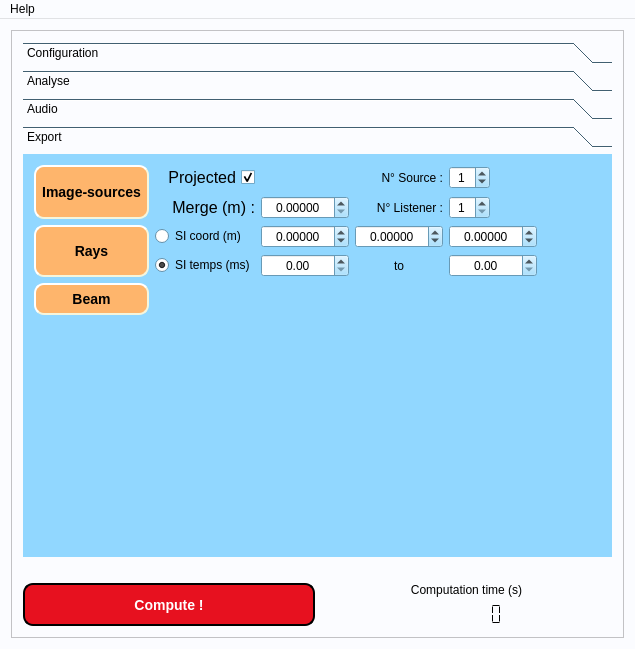
This is mainwindow.ui in DocGrobi/RayTracingCpp as Qt 5 draws it before an edit. The edited form follows.
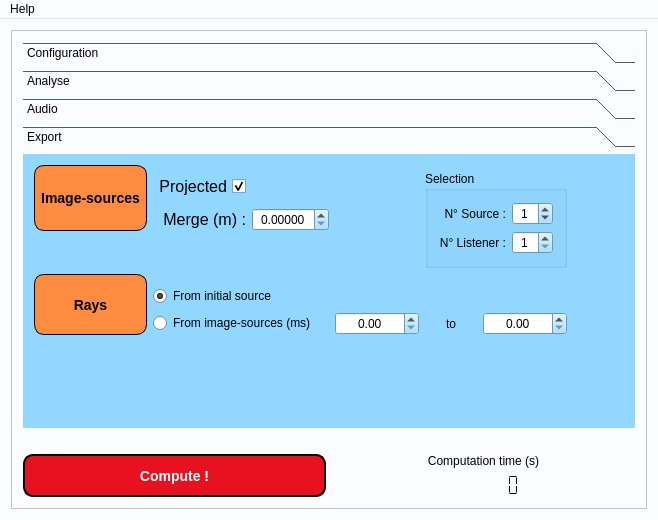
This is the edited form. The open tabs and pages were chosen to show the change. Icons and pictures are not drawn. Custom widgets are drawn as their Qt base class.

```diff
--- a/mainwindow.ui
+++ b/mainwindow.ui
@@ -6,8 +6,8 @@
    <rect>
     <x>0</x>
     <y>0</y>
-    <width>635</width>
-    <height>649</height>
+    <width>658</width>
+    <height>520</height>
    </rect>
   </property>
   <property name="sizePolicy">
@@ -445,7 +445,7 @@
     </sizepolicy>
    </property>
    <layout class="QGridLayout" name="gridLayout_5">
-    <item row="3" column="0">
+    <item row="3" column="0" colspan="2">
      <widget class="QScrollArea" name="scrollArea">
       <property name="palette">
        <palette>
@@ -870,8 +870,8 @@
         <rect>
          <x>0</x>
          <y>0</y>
-         <width>615</width>
-         <height>607</height>
+         <width>638</width>
+         <height>478</height>
         </rect>
        </property>
        <layout class="QGridLayout" name="gridLayout_9">
@@ -3085,6 +3085,29 @@
                      </property>
                     </widget>
                    </item>
+                   <item row="2" column="0">
+                    <widget class="QLabel" name="label_6">
+                     <property name="text">
+                      <string>Listener radius (m) :</string>
+                     </property>
+                    </widget>
+                   </item>
+                   <item row="2" column="1">
+                    <widget class="QLCDNumber" name="lcdNumber_ListenerRadius">
+                     <property name="autoFillBackground">
+                      <bool>true</bool>
+                     </property>
+                     <property name="frameShape">
+                      <enum>QFrame::NoFrame</enum>
+                     </property>
+                     <property name="frameShadow">
+                      <enum>QFrame::Raised</enum>
+                     </property>
+                     <property name="segmentStyle">
+                      <enum>QLCDNumber::Flat</enum>
+                     </property>
+                    </widget>
+                   </item>
                   </layout>
                  </widget>
                 </item>
@@ -3348,28 +3371,122 @@
             <rect>
              <x>0</x>
              <y>0</y>
-             <width>599</width>
-             <height>382</height>
+             <width>620</width>
+             <height>267</height>
             </rect>
            </property>
            <attribute name="label">
             <string>Export</string>
            </attribute>
            <layout class="QGridLayout" name="gridLayout_3">
-            <item row="6" column="5">
-             <spacer name="horizontalSpacer_6">
-              <property name="orientation">
-               <enum>Qt::Horizontal</enum>
+            <item row="2" column="4" rowspan="3" colspan="2">
+             <widget class="QGroupBox" name="groupBox_3">
+              <property name="title">
+               <string>Selection</string>
               </property>
-              <property name="sizeHint" stdset="0">
-               <size>
-                <width>40</width>
-                <height>20</height>
-               </size>
+              <layout class="QGridLayout" name="gridLayout_10">
+               <item row="0" column="0">
+                <widget class="QLabel" name="label_2">
+                 <property name="text">
+                  <string>N° Source :</string>
+                 </property>
+                 <property name="alignment">
+                  <set>Qt::AlignRight|Qt::AlignTrailing|Qt::AlignVCenter</set>
+                 </property>
+                </widget>
+               </item>
+               <item row="0" column="1">
+                <widget class="QSpinBox" name="spinBox_numSource">
+                 <property name="sizePolicy">
+                  <sizepolicy hsizetype="Fixed" vsizetype="Fixed">
+                   <horstretch>0</horstretch>
+                   <verstretch>0</verstretch>
+                  </sizepolicy>
+                 </property>
+                 <property name="toolTip">
+                  <string>Use 0 for all sources</string>
+                 </property>
+                 <property name="toolTipDuration">
+                  <number>-1</number>
+                 </property>
+                 <property name="alignment">
+                  <set>Qt::AlignCenter</set>
+                 </property>
+                 <property name="minimum">
+                  <number>0</number>
+                 </property>
+                 <property name="value">
+                  <number>1</number>
+                 </property>
+                </widget>
+               </item>
+               <item row="1" column="0">
+                <widget class="QLabel" name="label_5">
+                 <property name="text">
+                  <string>N° Listener :</string>
+                 </property>
+                 <property name="alignment">
+                  <set>Qt::AlignRight|Qt::AlignTrailing|Qt::AlignVCenter</set>
+                 </property>
+                </widget>
+               </item>
+               <item row="1" column="1">
+                <widget class="QSpinBox" name="spinBox_numListener">
+                 <property name="sizePolicy">
+                  <sizepolicy hsizetype="Fixed" vsizetype="Fixed">
+                   <horstretch>0</horstretch>
+                   <verstretch>0</verstretch>
+                  </sizepolicy>
+                 </property>
+                 <property name="alignment">
+                  <set>Qt::AlignCenter</set>
+                 </property>
+                 <property name="minimum">
+                  <number>1</number>
+                 </property>
+                 <property name="value">
+                  <number>1</number>
+                 </property>
+                </widget>
+               </item>
+              </layout>
+             </widget>
+            </item>
+            <item row="8" column="1" colspan="2">
+             <widget class="QRadioButton" name="radioButton_initSource">
+              <property name="text">
+               <string>From initial source</string>
               </property>
-             </spacer>
+              <property name="checked">
+               <bool>true</bool>
+              </property>
+             </widget>
             </item>
-            <item row="2" column="2">
+            <item row="2" column="1">
+             <widget class="QCheckBox" name="checkBox_projeter">
+              <property name="sizePolicy">
+               <sizepolicy hsizetype="Minimum" vsizetype="Preferred">
+                <horstretch>0</horstretch>
+                <verstretch>0</verstretch>
+               </sizepolicy>
+              </property>
+              <property name="font">
+               <font>
+                <pointsize>12</pointsize>
+               </font>
+              </property>
+              <property name="layoutDirection">
+               <enum>Qt::RightToLeft</enum>
+              </property>
+              <property name="text">
+               <string>Projected</string>
+              </property>
+              <property name="checked">
+               <bool>true</bool>
+              </property>
+             </widget>
+            </item>
+            <item row="3" column="2">
              <widget class="QDoubleSpinBox" name="doubleSpinBox_regrouperSI">
               <property name="sizePolicy">
                <sizepolicy hsizetype="Minimum" vsizetype="Fixed">
@@ -3385,83 +3502,35 @@
               </property>
              </widget>
             </item>
-            <item row="6" column="4">
-             <widget class="QDoubleSpinBox" name="doubleSpinBox_z">
-              <property name="sizePolicy">
-               <sizepolicy hsizetype="Fixed" vsizetype="Fixed">
-                <horstretch>0</horstretch>
-                <verstretch>0</verstretch>
-               </sizepolicy>
+            <item row="3" column="1">
+             <widget class="QLabel" name="label">
+              <property name="font">
+               <font>
+                <pointsize>12</pointsize>
+               </font>
               </property>
-              <property name="alignment">
-               <set>Qt::AlignCenter</set>
-              </property>
-              <property name="decimals">
-               <number>5</number>
-              </property>
-              <property name="minimum">
-               <double>-999.000000000000000</double>
-              </property>
-              <property name="maximum">
-               <double>999.000000000000000</double>
-              </property>
-             </widget>
-            </item>
-            <item row="7" column="3">
-             <widget class="QLabel" name="label_6">
               <property name="text">
-               <string>to</string>
+               <string>Merge (m) :</string>
               </property>
               <property name="alignment">
-               <set>Qt::AlignCenter</set>
+               <set>Qt::AlignRight|Qt::AlignTrailing|Qt::AlignVCenter</set>
               </property>
              </widget>
             </item>
-            <item row="6" column="3">
-             <widget class="QDoubleSpinBox" name="doubleSpinBox_y">
-              <property name="sizePolicy">
-               <sizepolicy hsizetype="Fixed" vsizetype="Fixed">
-                <horstretch>0</horstretch>
-                <verstretch>0</verstretch>
-               </sizepolicy>
+            <item row="11" column="0">
+             <spacer name="verticalSpacer_7">
+              <property name="orientation">
+               <enum>Qt::Vertical</enum>
               </property>
-              <property name="alignment">
-               <set>Qt::AlignCenter</set>
+              <property name="sizeHint" stdset="0">
+               <size>
+                <width>20</width>
+                <height>40</height>
+               </size>
               </property>
-              <property name="decimals">
-               <number>5</number>
-              </property>
-              <property name="minimum">
-               <double>-999.000000000000000</double>
-              </property>
-              <property name="maximum">
-               <double>999.000000000000000</double>
-              </property>
-             </widget>
+             </spacer>
             </item>
-            <item row="9" column="0">
-             <widget class="QPushButton" name="bouton_faisceau">
-              <property name="sizePolicy">
-               <sizepolicy hsizetype="Preferred" vsizetype="Fixed">
-                <horstretch>0</horstretch>
-                <verstretch>0</verstretch>
-               </sizepolicy>
-              </property>
-              <property name="styleSheet">
-               <string notr="true">background-color: rgb(254, 181, 108);
-    border-style: outset;
-    border-width: 2px;
-    border-radius: 10px;
-    border-color: beige;
-    font: bold 14px;
-    padding: 6px;</string>
-              </property>
-              <property name="text">
-               <string>Beam</string>
-              </property>
-             </widget>
-            </item>
-            <item row="7" column="4">
+            <item row="9" column="5">
              <widget class="QDoubleSpinBox" name="doubleSpinBox_siTps_erreur">
               <property name="sizePolicy">
                <sizepolicy hsizetype="Minimum" vsizetype="Fixed">
@@ -3483,7 +3552,43 @@
               </property>
              </widget>
             </item>
-            <item row="1" column="0" rowspan="2">
+            <item row="9" column="1" colspan="2">
+             <widget class="QRadioButton" name="radioButton_tpsSI">
+              <property name="text">
+               <string>From image-sources (ms)</string>
+              </property>
+              <property name="checked">
+               <bool>false</bool>
+              </property>
+             </widget>
+            </item>
+            <item row="9" column="3">
+             <widget class="QDoubleSpinBox" name="doubleSpinBox_siTps">
+              <property name="sizePolicy">
+               <sizepolicy hsizetype="Minimum" vsizetype="Fixed">
+                <horstretch>0</horstretch>
+                <verstretch>0</verstretch>
+               </sizepolicy>
+              </property>
+              <property name="alignment">
+               <set>Qt::AlignCenter</set>
+              </property>
+              <property name="maximum">
+               <double>100000.000000000000000</double>
+              </property>
+             </widget>
+            </item>
+            <item row="9" column="4">
+             <widget class="QLabel" name="label_to">
+              <property name="text">
+               <string>to</string>
+              </property>
+              <property name="alignment">
+               <set>Qt::AlignCenter</set>
+              </property>
+             </widget>
+            </item>
+            <item row="1" column="0" rowspan="3">
              <widget class="QPushButton" name="bouton_projection">
               <property name="sizePolicy">
                <sizepolicy hsizetype="Fixed" vsizetype="Preferred">
@@ -3492,11 +3597,10 @@
                </sizepolicy>
               </property>
               <property name="styleSheet">
-               <string notr="true">background-color: rgb(254, 181, 108);
-    border-style: outset;
-    border-width: 2px;
+               <string notr="true">background-color: rgb(253, 140, 64);    border-style: outset;
+    border-width: 1px;
     border-radius: 10px;
-    border-color: beige;
+    border-color: black;
     font: bold 14px;
     padding: 6px;</string>
               </property>
@@ -3505,22 +3609,7 @@
               </property>
              </widget>
             </item>
-            <item row="2" column="1">
-             <widget class="QLabel" name="label">
-              <property name="font">
-               <font>
-                <pointsize>12</pointsize>
-               </font>
-              </property>
-              <property name="text">
-               <string>Merge (m) :</string>
-              </property>
-              <property name="alignment">
-               <set>Qt::AlignRight|Qt::AlignTrailing|Qt::AlignVCenter</set>
-              </property>
-             </widget>
-            </item>
-            <item row="6" column="0" rowspan="2">
+            <item row="6" column="0" rowspan="4">
              <widget class="QPushButton" name="bouton_rayons">
               <property name="sizePolicy">
                <sizepolicy hsizetype="Preferred" vsizetype="Minimum">
@@ -3532,11 +3621,11 @@
                <bool>false</bool>
               </property>
               <property name="styleSheet">
-               <string notr="true">background-color: rgb(254, 181, 108);
+               <string notr="true">background-color: rgb(253, 140, 64);
     border-style: outset;
-    border-width: 2px;
+     border-width: 1px;
     border-radius: 10px;
-    border-color: beige;
+    border-color: black;
     font: bold 14px;
     padding: 6px;</string>
               </property>
@@ -3551,164 +3640,15 @@
               </property>
              </widget>
             </item>
-            <item row="6" column="1">
-             <widget class="QRadioButton" name="radioButton_coordSI">
-              <property name="text">
-               <string>SI coord (m)</string>
-              </property>
-              <property name="checked">
-               <bool>false</bool>
-              </property>
-             </widget>
-            </item>
-            <item row="2" column="3">
-             <widget class="QLabel" name="label_5">
-              <property name="text">
-               <string>N° Listener :</string>
-              </property>
-              <property name="alignment">
-               <set>Qt::AlignRight|Qt::AlignTrailing|Qt::AlignVCenter</set>
-              </property>
-             </widget>
-            </item>
-            <item row="1" column="3">
-             <widget class="QLabel" name="label_2">
-              <property name="text">
-               <string>N° Source :</string>
-              </property>
-              <property name="alignment">
-               <set>Qt::AlignRight|Qt::AlignTrailing|Qt::AlignVCenter</set>
-              </property>
-             </widget>
-            </item>
-            <item row="6" column="2">
-             <widget class="QDoubleSpinBox" name="doubleSpinBox_x">
-              <property name="sizePolicy">
-               <sizepolicy hsizetype="Fixed" vsizetype="Fixed">
-                <horstretch>0</horstretch>
-                <verstretch>0</verstretch>
-               </sizepolicy>
-              </property>
-              <property name="alignment">
-               <set>Qt::AlignCenter</set>
-              </property>
-              <property name="prefix">
-               <string/>
-              </property>
-              <property name="decimals">
-               <number>5</number>
-              </property>
-              <property name="minimum">
-               <double>-999.000000000000000</double>
-              </property>
-              <property name="maximum">
-               <double>999.000000000000000</double>
-              </property>
-             </widget>
-            </item>
-            <item row="2" column="4">
-             <widget class="QSpinBox" name="spinBox_numListener">
-              <property name="sizePolicy">
-               <sizepolicy hsizetype="Fixed" vsizetype="Fixed">
-                <horstretch>0</horstretch>
-                <verstretch>0</verstretch>
-               </sizepolicy>
-              </property>
-              <property name="alignment">
-               <set>Qt::AlignCenter</set>
-              </property>
-              <property name="minimum">
-               <number>1</number>
-              </property>
-              <property name="value">
-               <number>1</number>
-              </property>
-             </widget>
-            </item>
-            <item row="7" column="1">
-             <widget class="QRadioButton" name="radioButton_tpsSI">
-              <property name="text">
-               <string>SI temps (ms)</string>
-              </property>
-              <property name="checked">
-               <bool>true</bool>
-              </property>
-             </widget>
-            </item>
-            <item row="7" column="2">
-             <widget class="QDoubleSpinBox" name="doubleSpinBox_siTps">
-              <property name="sizePolicy">
-               <sizepolicy hsizetype="Minimum" vsizetype="Fixed">
-                <horstretch>0</horstretch>
-                <verstretch>0</verstretch>
-               </sizepolicy>
-              </property>
-              <property name="alignment">
-               <set>Qt::AlignCenter</set>
-              </property>
-              <property name="maximum">
-               <double>100000.000000000000000</double>
-              </property>
-             </widget>
-            </item>
-            <item row="1" column="1">
-             <widget class="QCheckBox" name="checkBox_projeter">
-              <property name="sizePolicy">
-               <sizepolicy hsizetype="Minimum" vsizetype="Preferred">
-                <horstretch>0</horstretch>
-                <verstretch>0</verstretch>
-               </sizepolicy>
-              </property>
-              <property name="font">
-               <font>
-                <pointsize>12</pointsize>
-               </font>
-              </property>
-              <property name="layoutDirection">
-               <enum>Qt::RightToLeft</enum>
-              </property>
-              <property name="text">
-               <string>Projected</string>
-              </property>
-              <property name="checked">
-               <bool>true</bool>
-              </property>
-             </widget>
-            </item>
-            <item row="1" column="4">
-             <widget class="QSpinBox" name="spinBox_numSource">
-              <property name="sizePolicy">
-               <sizepolicy hsizetype="Fixed" vsizetype="Fixed">
-                <horstretch>0</horstretch>
-                <verstretch>0</verstretch>
-               </sizepolicy>
-              </property>
-              <property name="toolTip">
-               <string>Use 0 for all sources</string>
-              </property>
-              <property name="toolTipDuration">
-               <number>-1</number>
-              </property>
-              <property name="alignment">
-               <set>Qt::AlignCenter</set>
-              </property>
-              <property name="minimum">
-               <number>0</number>
-              </property>
-              <property name="value">
-               <number>1</number>
-              </property>
-             </widget>
-            </item>
-            <item row="10" column="0">
-             <spacer name="verticalSpacer_7">
+            <item row="3" column="6">
+             <spacer name="horizontalSpacer_6">
               <property name="orientation">
-               <enum>Qt::Vertical</enum>
+               <enum>Qt::Horizontal</enum>
               </property>
               <property name="sizeHint" stdset="0">
                <size>
-                <width>20</width>
-                <height>40</height>
+                <width>40</width>
+                <height>20</height>
                </size>
               </property>
              </spacer>
@@ -3893,7 +3833,7 @@
     <rect>
      <x>0</x>
      <y>0</y>
-     <width>635</width>
+     <width>658</width>
      <height>22</height>
     </rect>
    </property>
```
Left out of the diff: 549 changed lines with no effect on the pictures.
